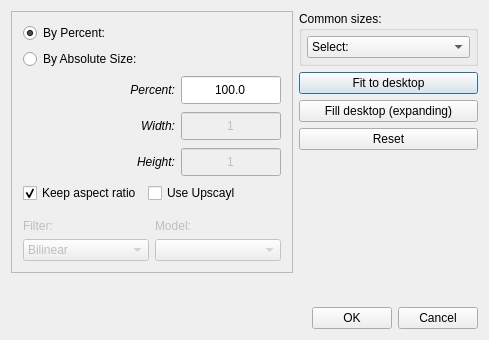
Qt form qimgv/gui/dialogs/resizedialog.ui (hadoooooouken/qimgv-plus) before a commit.
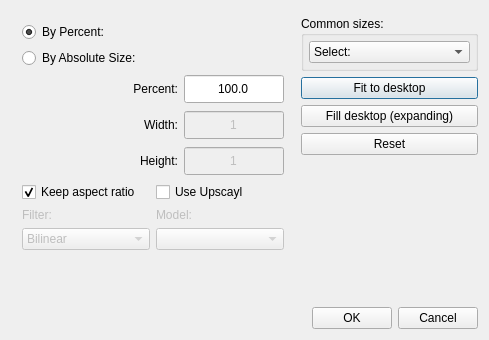
The same form after that commit.

What changed in the file:
```diff
--- a/qimgv/gui/dialogs/resizedialog.ui
+++ b/qimgv/gui/dialogs/resizedialog.ui
@@ -35,19 +35,13 @@
    <item>
     <layout class="QHBoxLayout" name="resListLayout">
      <item>
-      <widget class="QFrame" name="resFrame">
+      <widget class="QWidget" name="resWidget" native="true">
        <property name="maximumSize">
         <size>
          <width>290</width>
          <height>16777215</height>
         </size>
        </property>
-       <property name="frameShape">
-        <enum>QFrame::StyledPanel</enum>
-       </property>
-       <property name="frameShadow">
-        <enum>QFrame::Raised</enum>
-       </property>
        <layout class="QVBoxLayout" name="verticalLayout_3">
         <item>
          <layout class="QVBoxLayout" name="verticalLayout_6">
@@ -97,7 +91,7 @@
            <widget class="QLabel" name="label_3">
             <property name="font">
              <font>
-              <italic>true</italic>
+              <italic>false</italic>
              </font>
             </property>
             <property name="text">
@@ -118,7 +112,7 @@
             </property>
             <property name="font">
              <font>
-              <italic>true</italic>
+              <italic>false</italic>
              </font>
             </property>
             <property name="text">
@@ -216,7 +210,7 @@
            <widget class="QLabel" name="label_2">
             <property name="font">
              <font>
-              <italic>true</italic>
+              <italic>false</italic>
              </font>
             </property>
             <property name="text">
@@ -281,72 +275,32 @@
           </item>
          </layout>
         </item>
-        <item>
-         <layout class="QHBoxLayout" name="horizontalLayoutCheckBoxes">
-          <item>
-           <widget class="QCheckBox" name="keepAspectRatio">
-            <property name="sizePolicy">
-             <sizepolicy hsizetype="MinimumExpanding" vsizetype="Minimum">
-              <horstretch>0</horstretch>
-              <verstretch>0</verstretch>
-             </sizepolicy>
-            </property>
-            <property name="minimumSize">
-             <size>
-              <width>0</width>
-              <height>0</height>
-             </size>
-            </property>
-            <property name="text">
-             <string>Keep aspect ratio</string>
-            </property>
-            <property name="checked">
-             <bool>true</bool>
-            </property>
-           </widget>
-          </item>
-          <item>
-           <widget class="QCheckBox" name="useUpscaylCheckBox">
-            <property name="text">
-             <string>Use Upscayl</string>
-            </property>
-           </widget>
-          </item>
-          <item>
-           <spacer name="horizontalSpacer_CheckBoxes">
-            <property name="orientation">
-             <enum>Qt::Horizontal</enum>
-            </property>
-            <property name="sizeHint" stdset="0">
-             <size>
-              <width>40</width>
-              <height>20</height>
-             </size>
-            </property>
-           </spacer>
-          </item>
-         </layout>
-        </item>
-        <item>
-         <spacer name="verticalSpacer">
-          <property name="orientation">
-           <enum>Qt::Vertical</enum>
-          </property>
-          <property name="sizeType">
-           <enum>QSizePolicy::Maximum</enum>
-          </property>
-          <property name="sizeHint" stdset="0">
-           <size>
-            <width>20</width>
-            <height>10</height>
-           </size>
-          </property>
-         </spacer>
-        </item>
         <item>
          <layout class="QHBoxLayout" name="horizontalLayoutFiltersAndModels">
           <item>
            <layout class="QVBoxLayout" name="verticalLayoutFilterColumn">
+            <item>
+             <widget class="QCheckBox" name="keepAspectRatio">
+              <property name="sizePolicy">
+               <sizepolicy hsizetype="MinimumExpanding" vsizetype="Minimum">
+                <horstretch>0</horstretch>
+                <verstretch>0</verstretch>
+               </sizepolicy>
+              </property>
+              <property name="minimumSize">
+               <size>
+                <width>0</width>
+                <height>0</height>
+               </size>
+              </property>
+              <property name="text">
+               <string>Keep aspect ratio</string>
+              </property>
+              <property name="checked">
+               <bool>true</bool>
+              </property>
+             </widget>
+            </item>
             <item>
              <widget class="QLabel" name="label_4">
               <property name="enabled">
@@ -370,7 +324,7 @@
               </property>
               <property name="minimumSize">
                <size>
-                <width>0</width>
+                <width>128</width>
                 <height>0</height>
                </size>
               </property>
@@ -403,6 +357,13 @@
           </item>
           <item>
            <layout class="QVBoxLayout" name="verticalLayoutModelColumn">
+            <item>
+             <widget class="QCheckBox" name="useUpscaylCheckBox">
+              <property name="text">
+               <string>Use Upscayl</string>
+              </property>
+             </widget>
+            </item>
             <item>
              <widget class="QLabel" name="labelModel">
               <property name="enabled">
@@ -426,7 +387,7 @@
               </property>
               <property name="minimumSize">
                <size>
-                <width>0</width>
+                <width>128</width>
                 <height>0</height>
                </size>
               </property>
@@ -441,6 +402,22 @@
      </item>
      <item>
       <layout class="QVBoxLayout" name="verticalLayout_5">
+       <item>
+        <spacer name="verticalSpacer">
+         <property name="orientation">
+          <enum>Qt::Orientation::Vertical</enum>
+         </property>
+         <property name="sizeType">
+          <enum>QSizePolicy::Policy::Fixed</enum>
+         </property>
+         <property name="sizeHint" stdset="0">
+          <size>
+           <width>0</width>
+           <height>5</height>
+          </size>
+         </property>
+        </spacer>
+       </item>
        <item>
         <widget class="QGroupBox" name="groupBox">
          <property name="title">
```
Left out of the diff: 66 changed lines with no effect on the pictures.
